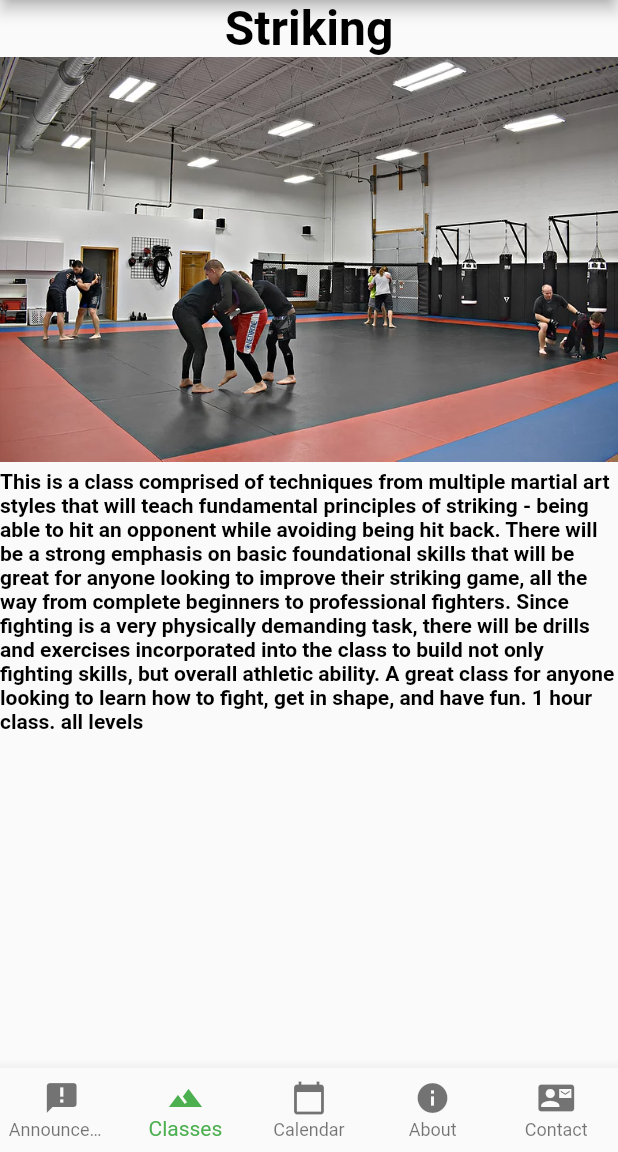
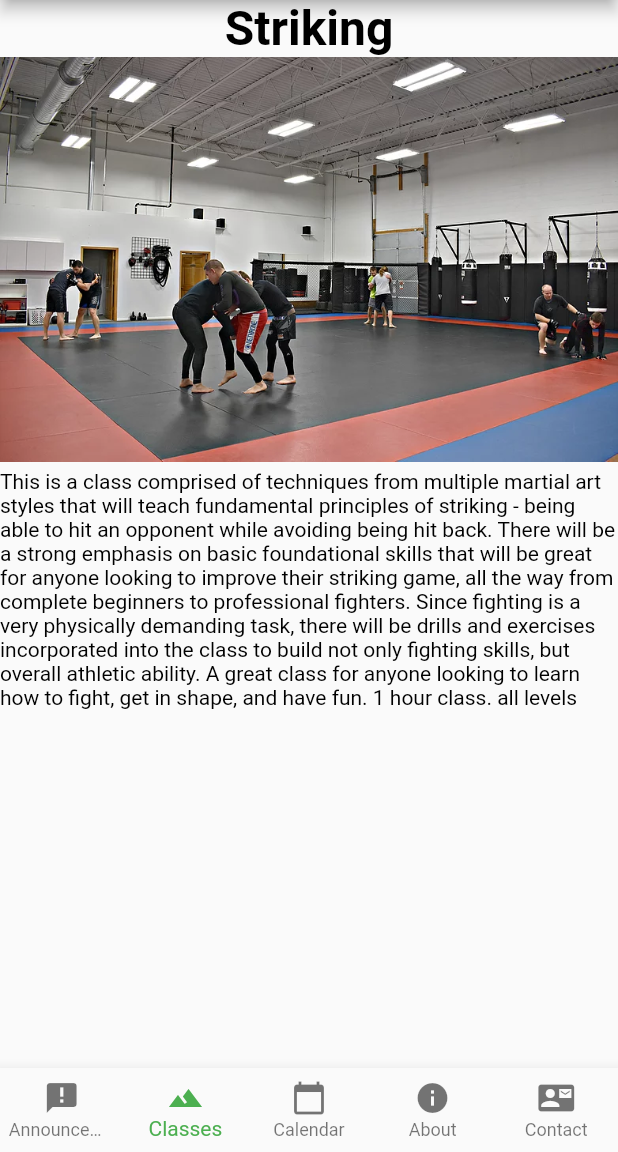
Before and after one commit to wowbob396/FightForFitness, a Flutter app: the screen it shows after launch, item 2 of the bottom bar chosen, on a phone screen of 412 x 824 dp, the part 84-1236 px from its top. Run offline on Flutter 3.47's test engine with Material 2 defaults, Android fonts, the phone set to English and light mode, and no system bars.

Commit message:
updated text

```diff
--- a/lib/components/ClassPage.dart
+++ b/lib/components/ClassPage.dart
@@ -43,7 +43,7 @@ class ClassPage extends StatelessWidget {
               child: RichText(
                 text:TextSpan(
                   text: _mmaText,
-                  style: TextStyle(fontWeight: FontWeight.bold,color: Colors.black),
+                  style: TextStyle(color: Colors.black),
                 ),
               ),
             ),
@@ -73,7 +73,7 @@ class ClassPage extends StatelessWidget {
               child: RichText(
                 text:TextSpan(
                   text: _grapplingText,
-                  style: TextStyle(fontWeight: FontWeight.bold,color: Colors.black),
+                  style: TextStyle(color: Colors.black),
                 ),
               ),
             ),
@@ -102,7 +102,7 @@ class ClassPage extends StatelessWidget {
             child: RichText(
                 text:TextSpan(
                   text: _strikingText,
-                  style: TextStyle(fontWeight: FontWeight.bold,color: Colors.black),
+                  style: TextStyle(color: Colors.black),
                 ),
             ),
           ),
```
